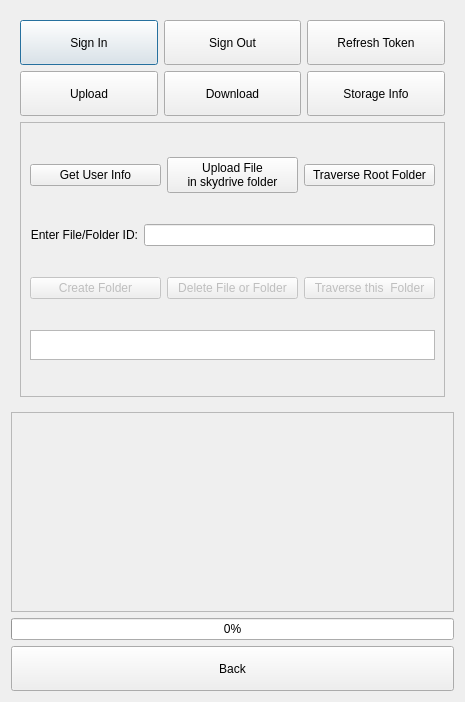
Above: src/CloudBackup.ui from ic005k/Knot before the change. Below: the same form after it.
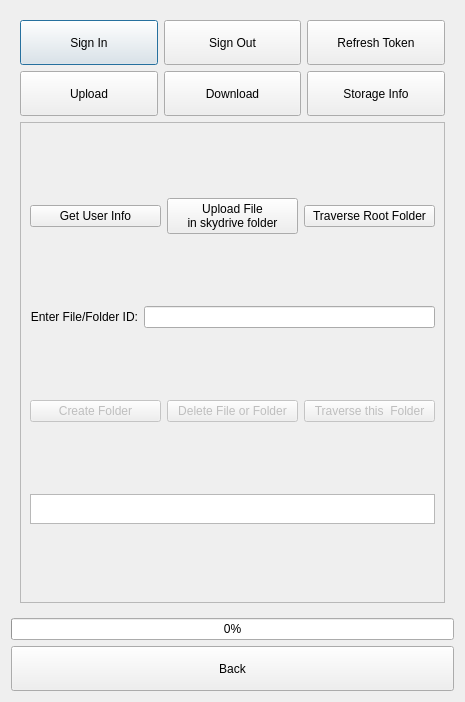
That is the form after the change.

Diff of the .ui file:
```diff
--- a/src/CloudBackup.ui
+++ b/src/CloudBackup.ui
@@ -280,27 +280,6 @@
      </layout>
     </widget>
    </item>
-   <item>
-    <widget class="QFrame" name="frameQuick">
-     <property name="minimumSize">
-      <size>
-       <width>0</width>
-       <height>200</height>
-      </size>
-     </property>
-     <property name="frameShape">
-      <enum>QFrame::StyledPanel</enum>
-     </property>
-     <property name="frameShadow">
-      <enum>QFrame::Raised</enum>
-     </property>
-     <layout class="QGridLayout" name="gridLayout_2">
-      <item row="0" column="0">
-       <layout class="QGridLayout" name="gl"/>
-      </item>
-     </layout>
-    </widget>
-   </item>
    <item>
     <widget class="QProgressBar" name="progressBar">
      <property name="value">
```
Left out of the diff: 18 changed lines with no effect on the pictures.
